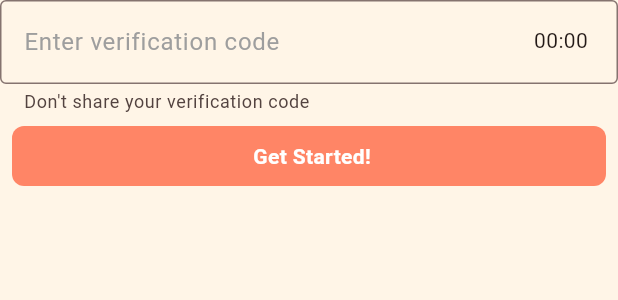
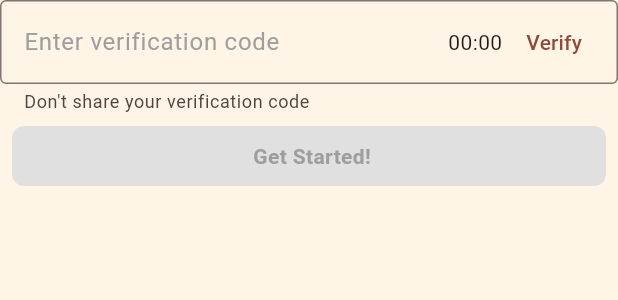
Before and after one commit to whdmscks11/CLOZii, a Flutter app: the VerificationField widget shown alone on an empty page, opened directly with empty values, on a phone screen of 412 x 824 dp. Shown: the top 300 px of the screen. Run offline on Flutter 3.47's test engine with Material 3 defaults, Android fonts, the phone set to English and light mode, and no system bars; our stand-ins replace flutter_map, geolocator, latlong2, mask_text_input_formatter, shared_preferences; accounts and stored records are empty.

Commit message:
feat: VerificationField에 Verify 버튼 추가 및 검증 성공 플로우 연동
- VerificationField
  - 기존 suffixIcon(타이머) → Row로 감싸 타이머 + 'Verify' TextButton과 함께 배치
  - Verify 버튼 클릭 시:
    - 폼 검증(validate) 실행
    - 성공 시 _isValid = true → suffix UI를 체크 아이콘/Verified로 변경, Get Started 버튼 활성화
    - _isEnabled = false → 입력 필드 비활성화하여 수정 불가 처리
    - widget.onVerified() 호출 → 부모(AuthScreen)에 검증 성공 이벤트 전달
- AuthScreen
  - onVerified 이벤트 수신 → 인증번호 요청 버튼 비활성화, 타이머 정지 처리
- UX 개선
  - 인증번호 검증 플로우를 UI/UX로 명확히 드러냄 (Verify 버튼 → 체크 아이콘 전환)
  - 검증 완료 시 입력 불가/다음 단계 버튼 활성화 등 상태 일관성 강화

```diff
--- a/lib/features/auth/presentation/widgets/verification_field.dart
+++ b/lib/features/auth/presentation/widgets/verification_field.dart
@@ -14,11 +14,13 @@ class VerificationField extends StatefulWidget {
     required this.minutes, // 남은 분
     required this.seconds, // 남은 초
     required this.onSubmitTap,
+    required this.onVerified,
   });
 
   final int minutes;
   final int seconds;
   final VoidCallback onSubmitTap;
+  final VoidCallback onVerified;
 
   @override
   State<VerificationField> createState() => _VerificationFieldState();
@@ -27,6 +29,12 @@ class VerificationField extends StatefulWidget {
 class _VerificationFieldState extends State<VerificationField> {
   final _controller = TextEditingController();
   final _formKey = GlobalKey<FormState>();
+
+  /// 인증번호 유효성 여부
+  bool _isValid = false;
+
+  /// 인증번호 입력 필드 활성/비활성
+  bool _isEnabled = true;
 
   /// 필드의 읽기 전용 여부
   /// - 기본값: true (탭하기 전까지 수정 불가)
@@ -66,6 +74,7 @@ class _VerificationFieldState extends State<VerificationField> {
           TextFormField(
             controller: _controller,
             readOnly: _readOnly,
+            enabled: _isEnabled,
 
             onTap: _onTap,
             onTapOutside: _onTapOutside,
@@ -94,14 +103,44 @@ class _VerificationFieldState extends State<VerificationField> {
             decoration: InputDecoration(
               /// 인증 타이머 표시
               suffixIcon: Padding(
-                padding: const EdgeInsets.only(top: 13.0, right: 20.0),
-
-                /// 타이머 위치 조정
-                /// 타이머 레이아웃 위젯
-                /// 예) '00:00'
-                child: VerificationTimer(
-                  minutes: widget.minutes,
-                  seconds: widget.seconds,
+                padding: const EdgeInsets.symmetric(horizontal: 12.0),
+                child: Row(
+                  mainAxisSize: MainAxisSize.min,
+                  children: [
+                    _isValid
+                        ? Icon(Icons.check, color: Colors.green)
+                        : VerificationTimer(
+                            minutes: widget.minutes,
+                            seconds: widget.seconds,
+                          ),
+                    const SizedBox(width: 4.0),
+                    TextButton(
+                      style: TextButton.styleFrom(
+                        overlayColor: Colors.grey,
+                        minimumSize: Size(0, 0),
+                        padding: EdgeInsets.symmetric(
+                          vertical: 4.0,
+                          horizontal: 12.0,
+                        ),
+                        shape: RoundedRectangleBorder(
+                          borderRadius: BorderRadiusGeometry.circular(4.0),
+                        ),
+                      ),
+                      onPressed: () {
+                        if (_formKey.currentState!.validate()) {
+                          _isValid = true;
+                          _isEnabled = false;
+                          widget.onVerified();
+                        }
+                      },
+                      child: _isValid
+                          ? Text(
+                              'Verified',
+                              style: TextStyle(color: Colors.green),
+                            )
+                          : Text('Verify'),
+                    ),
+                  ],
                 ),
               ),
               hintText: 'Enter verification code',
@@ -114,13 +153,15 @@ class _VerificationFieldState extends State<VerificationField> {
             ),
           ),
 
-          /// 다음 단계로 이동 버튼 (인증번호 입력 시 활성화)
+          // 다음 단계로 이동 버튼 (인증번호 입력 시 활성화)
           CustomButton(
-            onTap: () {
-              if (_formKey.currentState!.validate()) {
-                widget.onSubmitTap();
-              }
-            },
+            onTap: _isValid
+                ? () {
+                    if (_formKey.currentState!.validate()) {
+                      widget.onSubmitTap();
+                    }
+                  }
+                : null,
             text: 'Get Started!',
           ),
         ],
```
Also changed, not shown: lib/features/auth/presentation/screens/auth_screen.dart (+20 -10 lines).
